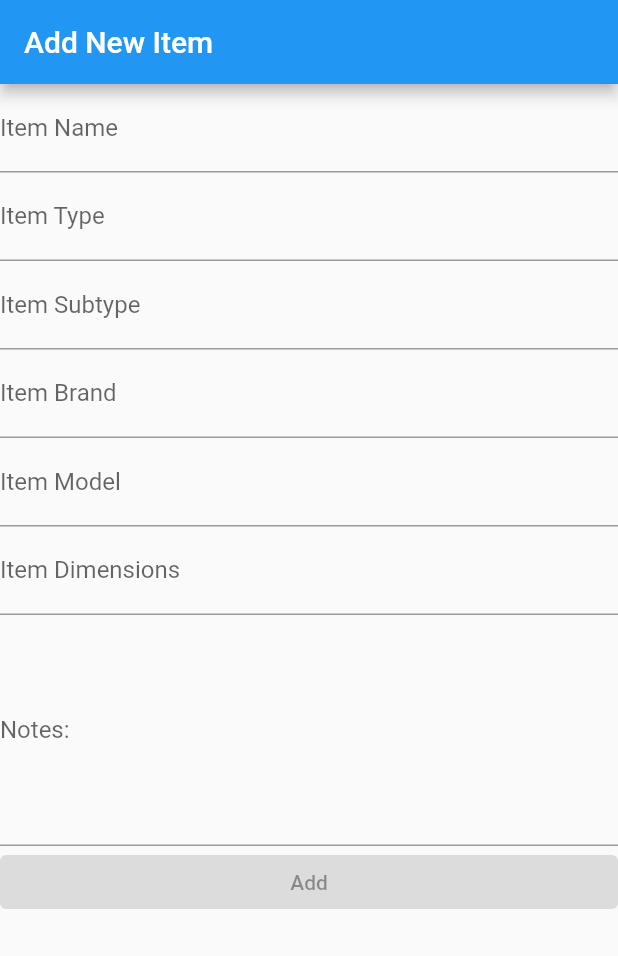
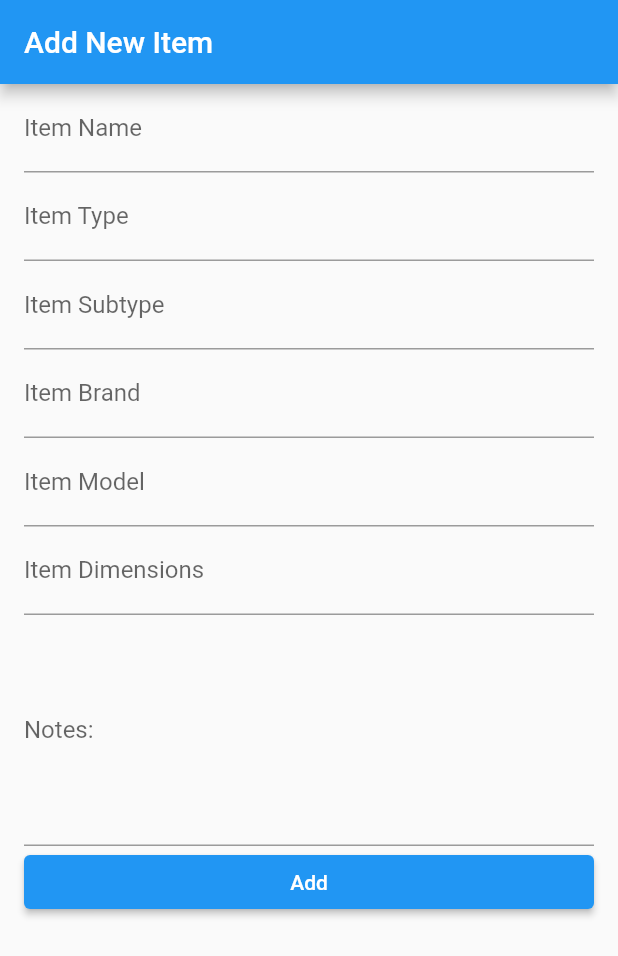
Before and after one commit to KJohnson82/Home-Inventory, a Flutter app: the ItemForm screen opened directly, on a phone screen of 412 x 824 dp. Shown: the top 956 px of the screen. Run offline on Flutter 3.47's test engine with Material 2 defaults, Android fonts, the phone set to English and light mode, and no system bars; our stand-ins replace dynamic_color, get.

Commit message:
Made a lot of progress things are mostly working minus the form object creator and I'm still having an issue with item duplication.

```diff
--- a/lib/Routes/itemForm.dart
+++ b/lib/Routes/itemForm.dart
@@ -6,7 +6,6 @@ import 'package:flutter/material.dart';
 import 'package:dynamic_color/dynamic_color.dart';
 import 'package:get/get.dart';
 // import 'Theme/colorTheme.dart';
-
 
 /*
 Initial form is setup
@@ -21,7 +20,6 @@ Figure out how to add a form in a flutter bottom sheet
 
 
  */
-
 
 class Item {
   int? itemId;
@@ -41,38 +39,37 @@ class Item {
     this.itemSubtype,
     this.itemBrand,
     this.itemModel,
-    required this.itemDimensions,
+    this.itemDimensions,
     this.itemNotes,
     // this.itemImage,
   });
 }
 
 class ItemController extends GetxController {
+  var highestId = 0.obs;
   final items = <int, Item>{}.obs;
 
   void addItem(Item item) {
-
+    int newId = (highestId.value + 1);
+    items[item.itemId!] = item;
+    highestId.value = newId;
   }
-
 }
-
 
 class ItemFormPage extends StatelessWidget {
   const ItemFormPage({Key? key}) : super(key: key);
 
   @override
   Widget build(BuildContext context) {
-    return MaterialApp(
+    return GetMaterialApp(
       theme: ThemeData(
         colorScheme: const ColorScheme.light(),
-
       ),
       title: 'Material App',
       home: ItemForm(),
     );
   }
 }
-
 
 class ItemForm extends StatefulWidget {
   const ItemForm({Key? key}) : super(key: key);
@@ -82,14 +79,17 @@ class ItemForm extends StatefulWidget {
 }
 
 class _ItemFormState extends State<ItemForm> {
-  String? _itemName;
-  String? _itemType;
-  String? _itemSubtype;
-  String? _itemBrand;
-  String? _itemModel;
-  String? _itemDimensions;
-  String? _notes;
-  // File? _imageFile;
+  final _formKey = GlobalKey<FormState>();
+  final itemController = Get.put(ItemController());
+
+  // String? _itemName;
+  // String? _itemType;
+  // String? _itemSubtype;
+  // String? _itemBrand;
+  // String? _itemModel;
+  // String? _itemDimensions;
+  // String? _notes;
+  // // File? _imageFile;
 
   final _itemNameController = TextEditingController();
   final _itemTypeController = TextEditingController();
@@ -117,15 +117,48 @@ class _ItemFormState extends State<ItemForm> {
     super.dispose();
   }
 
+  void _submitForm() {
+    if (_formKey.currentState!.validate()) {
+      _formKey.currentState!.save();
+      final newItem = Item(
+        itemId: itemController.highestId.value,
+        itemName: _itemNameController.text,
+        itemType: _itemTypeController.text,
+        itemSubtype: _itemSubtypeController.text,
+        itemBrand: _itemBrandController.text,
+        itemModel: _itemModelController.text,
+        itemDimensions: _itemDimensionsController.text,
+        itemNotes: _notesController.text,
+      );
+
+      itemController.addItem(newItem);
+
+      _itemNameController.clear();
+      _itemTypeController.clear();
+      _itemSubtypeController.clear();
+      _itemBrandController.clear();
+      _itemModelController.clear();
+      _itemDimensionsController.clear();
+      _notesController.clear();
+
+      Get.snackbar('Success', 'Item added successfully',
+          snackPosition: SnackPosition.BOTTOM);
+    }
+  }
+
   @override
   Widget build(BuildContext context) {
     return Scaffold(
       appBar: AppBar(
-          title: const Text('Add New Item'),
+        title: Obx(() => Text(itemController.items.isNotEmpty
+            ? '${itemController.items.values.last.itemName}'
+            : 'Add New Item')),
       ),
       body: Form(
+        key: _formKey,
         child: ListView(
-            controller: ScrollController(),
+          padding: const EdgeInsets.symmetric(horizontal: 16.0),
+          // controller: ScrollController(),
           children: [
             TextFormField(
               controller: _itemNameController,
@@ -196,11 +229,10 @@ class _ItemFormState extends State<ItemForm> {
             TextFormField(
               controller: _notesController,
               maxLines: 6,
-                decoration: const InputDecoration(
-                    label: Text('Notes: ')),
-                onSaved: (value) => _notes = value!,
+              decoration: const InputDecoration(label: Text('Notes: ')),
+              onSaved: (value) =>  _notesController.text = value!,
             ),
-              const ElevatedButton(onPressed: null, child: Text('Add'))
+            ElevatedButton(onPressed: _submitForm, child: Text('Add'))
           ],
         ),
       ),
```
Lines whose indentation alone changed are shown as unchanged.
